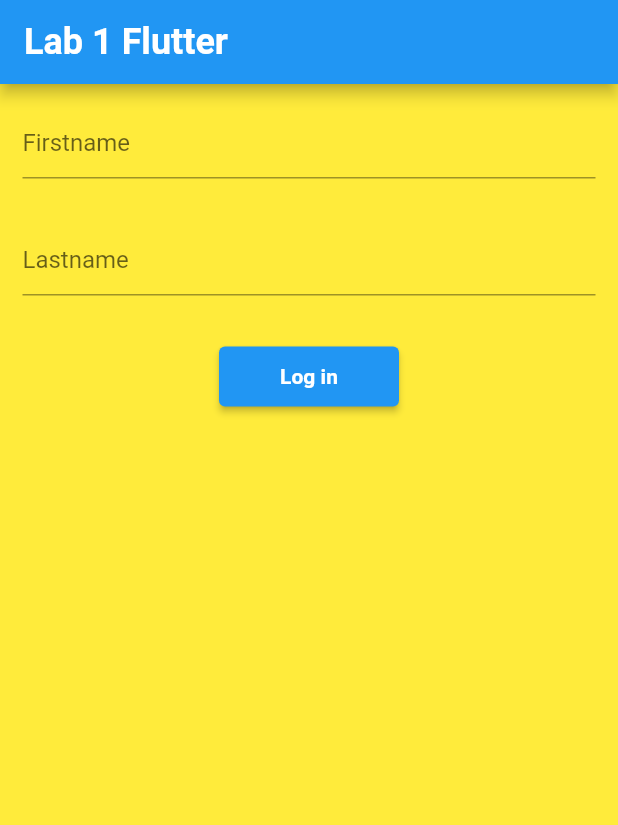
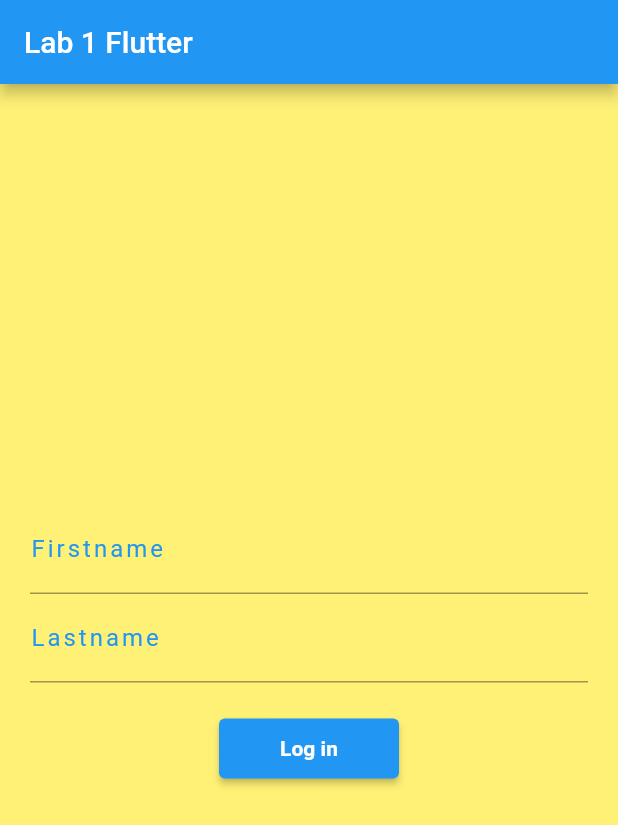
Before and after one commit to ishevchyk/flutter-labs, a Flutter app: the screen it shows after launch, on a phone screen of 412 x 824 dp. Shown: the top 825 px of the screen. Run offline on Flutter 3.47's test engine with Material 2 defaults, Android fonts, the phone set to English and light mode, and no system bars.

```diff
--- a/first_app/analysis_options.yaml
+++ b/first_app/analysis_options.yaml
@@ -7,7 +7,7 @@
 
 # The following line activates a set of recommended lints for Flutter apps,
 # packages, and plugins designed to encourage good coding practices.
-include: package:flutter_lints/flutter.yaml
+#include: package:flutter_lints/flutter.yaml
 
 linter:
   # The lint rules applied to this project can be customized in the
--- a/first_app/lib/login.dart
+++ b/first_app/lib/login.dart
@@ -1,39 +1,62 @@
 import 'package:flutter/material.dart';
 
-class Login extends StatelessWidget {
-  final TextEditingController nameInput;
-  final TextEditingController lastnameInput;
+class Login extends StatefulWidget {
   final Function login;
-  const Login(this.nameInput, this.lastnameInput, this.login);
+  const Login(this.login, {super.key});
+
+  @override
+  State<Login> createState() => _LoginState();
+}
+
+class _LoginState extends State<Login> {
+  final nameInput = TextEditingController();
+  final lastnameInput = TextEditingController();
+
+  void submitData() {
+    final name = nameInput.text;
+    final lastname = lastnameInput.text;
+    if (name.isEmpty || lastname.isEmpty) {
+      return;
+    }
+    widget.login(name, lastname);
+  }
 
   @override
   Widget build(BuildContext context) {
-    return Center(
+    return Container(
+      margin: EdgeInsets.symmetric(vertical: 0, horizontal: 20),
       child: Column(
-        children: [
-          Container(
-            padding: EdgeInsets.all(15.0),
-            child: TextField(
-              controller: nameInput,
-              decoration: InputDecoration(
-                hintText: 'Firstname',
+        mainAxisAlignment: MainAxisAlignment.center,
+        children: <Widget>[
+          Column(
+            children: [
+              TextField(
+                controller: nameInput,
+                onSubmitted: (_) => submitData,
+                style: TextStyle(
+                    letterSpacing: double.parse('2'),
+                    color: Colors.yellow.shade800),
+                decoration: InputDecoration(
+                    labelText: 'Firstname',
+                    labelStyle: TextStyle(color: Colors.blue)),
               ),
-            ),
+              TextField(
+                controller: lastnameInput,
+                onSubmitted: (_) => submitData,
+                style: TextStyle(
+                    letterSpacing: double.parse('2'),
+                    color: Colors.yellow.shade800),
+                decoration: InputDecoration(
+                    labelText: 'Lastname',
+                    labelStyle: TextStyle(color: Colors.blue)),
+              ),
+            ],
           ),
           Container(
-            padding: EdgeInsets.all(15.0),
-            child: TextField(
-              controller: lastnameInput,
-              decoration: InputDecoration(
-                hintText: 'Lastname',
-              ),
-            ),
-          ),
-          Container(
-            padding: EdgeInsets.all(15.0),
+            padding: EdgeInsets.all(20),
             child: ElevatedButton(
                 style: ElevatedButton.styleFrom(fixedSize: const Size(120, 40)),
-                onPressed: () => login(nameInput.text, lastnameInput.text),
+                onPressed: submitData,
                 child: Text(
                   'Log in',
                   style: TextStyle(
@@ -43,6 +66,7 @@ class Login extends StatelessWidget {
           ),
         ],
       ),
+      // ),
     );
   }
 }
--- a/first_app/lib/main.dart
+++ b/first_app/lib/main.dart
@@ -4,33 +4,43 @@ import 'package:flutter/material.dart';
 
 void main() => runApp(MyApp());
 
-class MyApp extends StatefulWidget {
+class MyApp extends StatelessWidget {
+  const MyApp({super.key});
+
   @override
-  State<StatefulWidget> createState() {
-    return MyAppState();
+  Widget build(BuildContext context) {
+    return MaterialApp(
+      title: 'Lab 1 Flutter',
+      home: MyHomePage(),
+    );
   }
 }
 
-class MyAppState extends State<MyApp> {
+class MyHomePage extends StatefulWidget {
+  MyHomePage({super.key});
+
+  @override
+  State<MyHomePage> createState() => _MyHomePageState();
+}
+
+class _MyHomePageState extends State<MyHomePage> {
   var loggedIn = false;
-  String firstname;
-  String lastname;
+  String _firstname = '';
+  String _lastname = '';
 
-  onLogin(String firstname, String lastname) {
-    this.firstname = firstname;
-    this.lastname = lastname;
+  void _onLogin(String name, String lastname) {
     setState(() {
       loggedIn = !loggedIn;
+      _firstname = name;
+      _lastname = lastname;
     });
   }
 
-  void onLogout() {
-    nameInputController.text = '';
-    lastnameInputController.text = '';
+  void _onLogout() {
     setState(() {
       loggedIn = !loggedIn;
-      firstname = '';
-      lastname = '';
+      _firstname = '';
+      _lastname = '';
     });
   }
 
@@ -39,23 +49,19 @@ class MyAppState extends State<MyApp> {
 
   @override
   Widget build(BuildContext context) {
-    nameInputController.text = '';
-    lastnameInputController.text = '';
-
     return MaterialApp(
       home: Scaffold(
           appBar: AppBar(
             title: Text(
               'Lab 1 Flutter',
-              style: TextStyle(fontSize: 24, fontWeight: FontWeight.bold),
             ),
           ),
-          backgroundColor: Colors.yellow,
           body: Container(
+            color: Colors.yellow.shade300,
             alignment: Alignment.center,
             child: !loggedIn
-                ? Login(nameInputController, lastnameInputController, onLogin)
-                : Home(firstname, lastname, onLogout),
+                ? Login(_onLogin)
+                : Home(_firstname, _lastname, _onLogout),
           )
           //
           ),
--- a/first_app/pubspec.yaml
+++ b/first_app/pubspec.yaml
@@ -18,7 +18,7 @@ publish_to: 'none' # Remove this line if you wish to publish to pub.dev
 version: 1.0.0+1
 
 environment:
-  sdk: ">=2.11.0 <3.0.0"
+  sdk: ">=2.18.1 <3.0.0"
 
 dependencies:
   flutter:
```
Also changed, not shown: first_app/lib/home.dart (+129 -18 lines), first_app/lib/schedule.dart (added, +93 -0 lines), first_app/lib/test.dart (added, +147 -0 lines), 28 other files.
